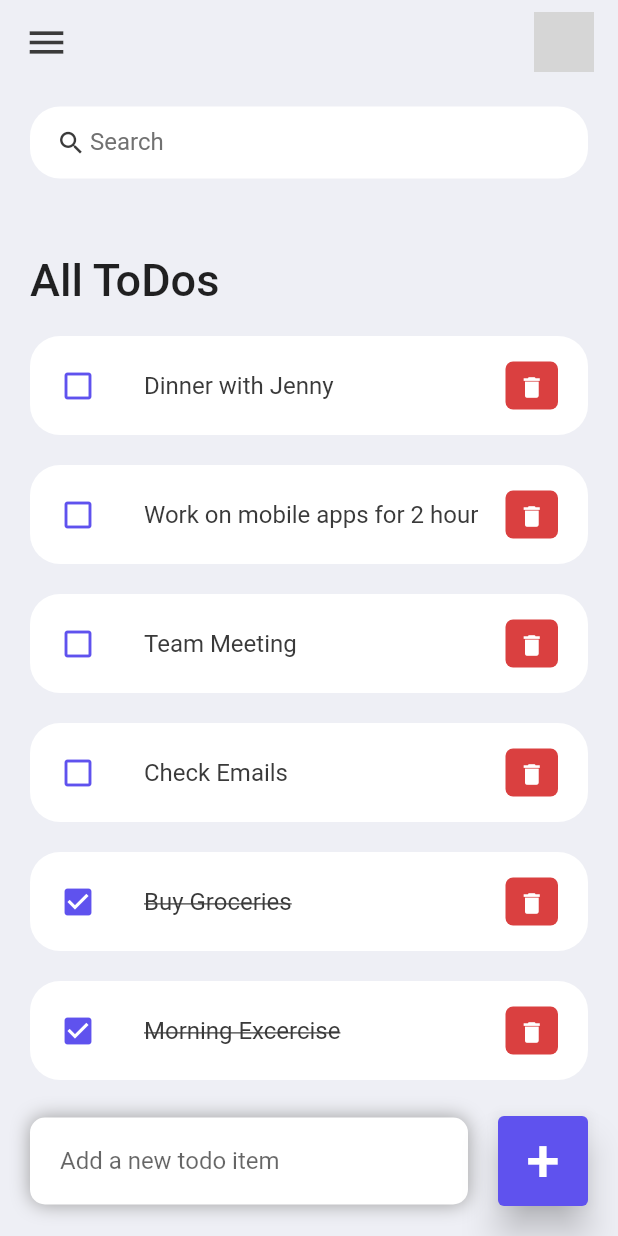
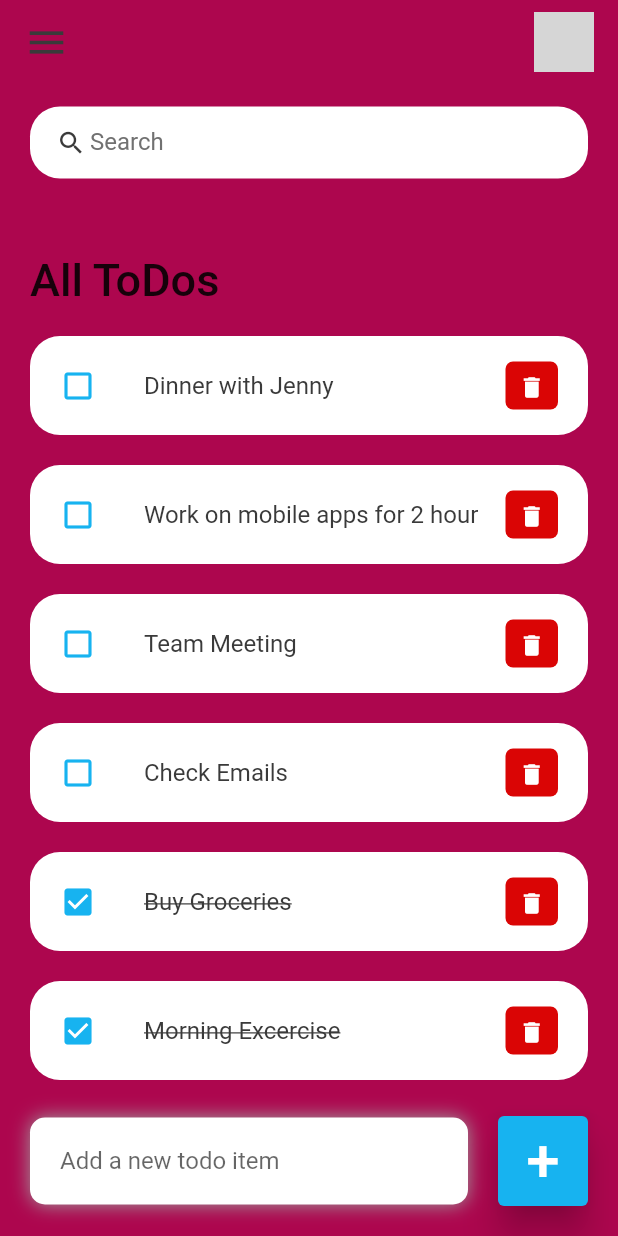
Before and after one commit to ApoorvGuptaaa/todo_app, a Flutter app: the screen it shows after launch, on a phone screen of 412 x 824 dp. Run offline on Flutter 3.47's test engine with Material 2 defaults, Android fonts, the phone set to English and light mode, and no system bars; grey boxes are pictures that could not be loaded.

Commit message:
This is a To-do list app

```diff
--- a/lib/constants/colors.dart
+++ b/lib/constants/colors.dart
@@ -1,9 +1,9 @@
 import 'package:flutter/material.dart';
 
-const Color tdRed = Color(0xFFDA4040);
-const Color tdBlue = Color(0xFF5F52EE);
+const Color tdRed = Color.fromARGB(255, 218, 5, 5);
+const Color tdBlue = Color.fromARGB(255, 23, 179, 240);
 
 const Color tdBlack = Color(0xFF3A3A3A);
 const Color tdGrey = Color(0xFF717171);
 
-const Color tdBGColor = Color(0xFFEEEFF5);
+const Color tdBGColor = Color.fromARGB(255, 173, 6, 78);
```
